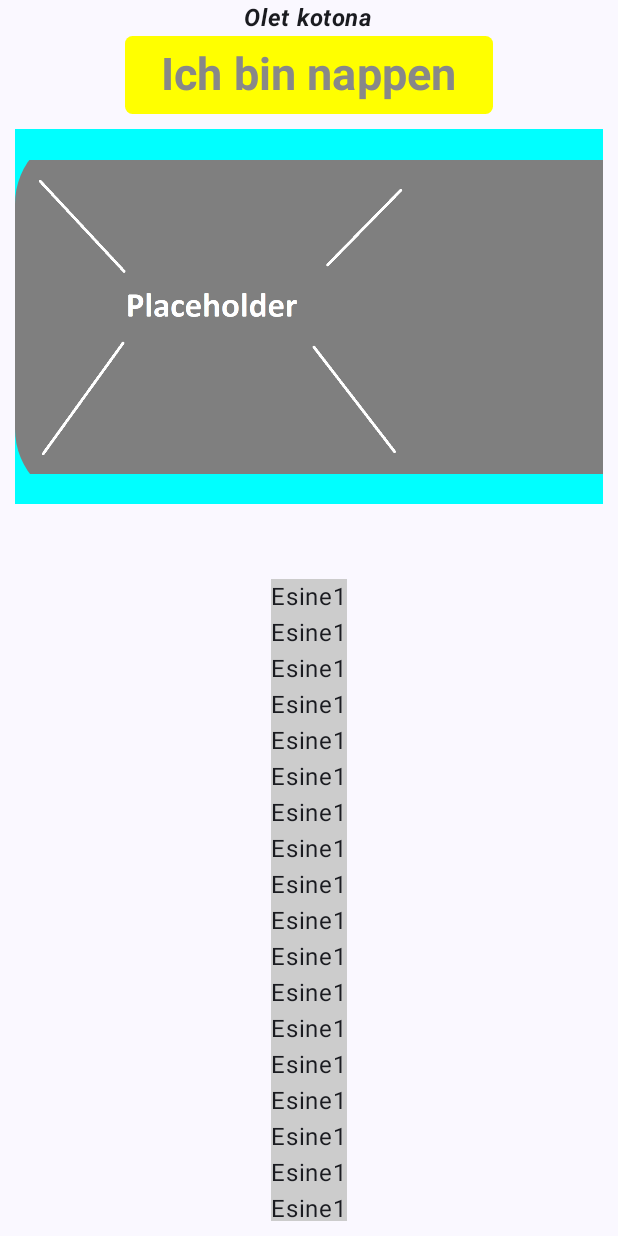
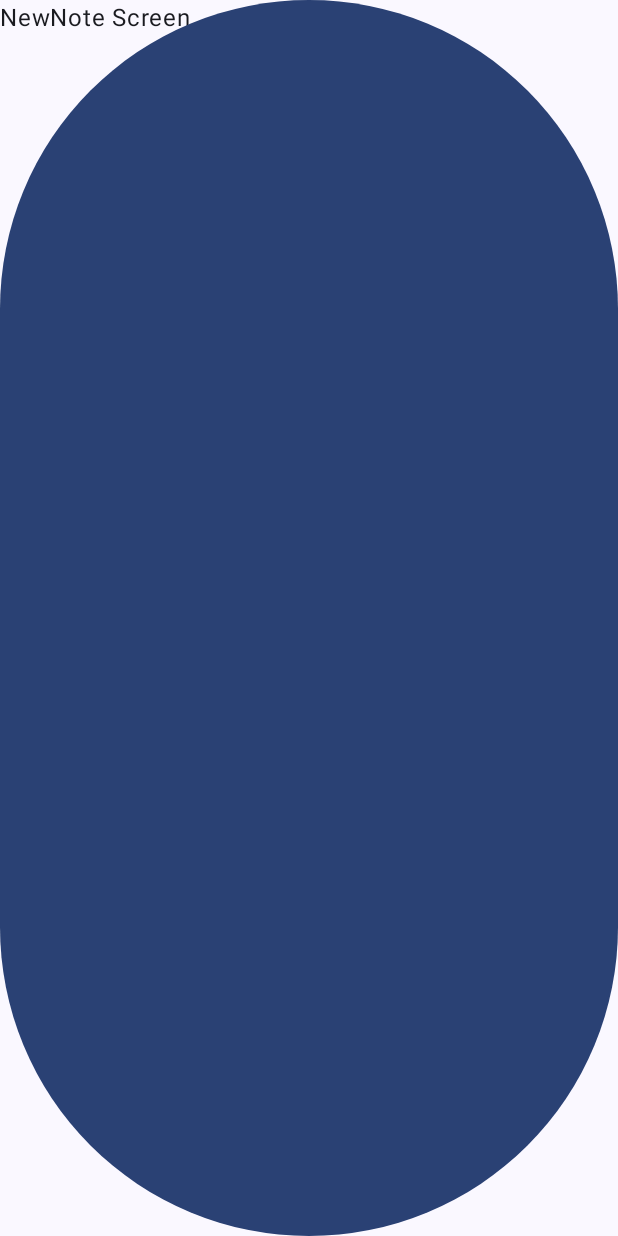
Before and after one commit to akseliahonpera/mobcomp25, an Android app built with Jetpack Compose: the screen it shows after launch (MainActivity), on a phone screen of 412 x 824 dp. Run offline under Robolectric (Android 15) with nearby library versions, the phone set to English and light mode, and no system bars.

Commit message:
hw2 puolivali

```diff
--- a/mobcomp25/app/src/main/java/com/example/mobcomp25/MainActivity.kt
+++ b/mobcomp25/app/src/main/java/com/example/mobcomp25/MainActivity.kt
@@ -11,6 +11,7 @@ import androidx.compose.runtime.Composable
 import androidx.compose.ui.Modifier
 import androidx.compose.ui.tooling.preview.Preview
 import com.example.mobcomp25.ui.screens.Home
+import com.example.mobcomp25.ui.screens.Navigation
 import com.example.mobcomp25.ui.theme.Mobcomp25Theme
 /*
 Requirements
@@ -31,7 +32,7 @@ class MainActivity : ComponentActivity() {
                     modifier = Modifier.fillMaxSize(),
                     color = MaterialTheme.colorScheme.background
                 ) {
-                    Home()
+                    Navigation()
                 }
             }
         }
--- a/mobcomp25/app/src/main/java/com/example/mobcomp25/ui/screens/Home.kt
+++ b/mobcomp25/app/src/main/java/com/example/mobcomp25/ui/screens/Home.kt
@@ -38,12 +38,13 @@ import androidx.compose.ui.text.font.FontWeight
 import androidx.compose.ui.text.input.TextFieldValue
 import androidx.compose.ui.unit.dp
 import androidx.compose.ui.unit.sp
+import androidx.navigation.NavController
 import com.example.mobcomp25.R
 import java.time.format.TextStyle
 
 
 @Composable
-fun Home(){
+fun Home(navController:NavController){
     Modifier.padding(30.dp)
     val payloadtext = remember {
         mutableStateOf(TextFieldValue())
--- /dev/null
+++ b/mobcomp25/app/src/main/java/com/example/mobcomp25/ui/screens/Navigation.kt
@@ -0,0 +1,21 @@
+package com.example.mobcomp25.ui.screens
+
+import androidx.compose.runtime.Composable
+import androidx.navigation.compose.NavHost
+import androidx.navigation.compose.composable
+import androidx.navigation.compose.rememberNavController
+
+
+@Composable
+fun  Navigation() {
+    val navController = rememberNavController()
+
+    NavHost(navController = navController, startDestination = "newNote"){
+        composable("home") {
+            Home(navController)
+        }
+        composable("newNote") {
+            NewNote(navController)
+        }
+    }
+}
--- /dev/null
+++ b/mobcomp25/app/src/main/java/com/example/mobcomp25/ui/screens/NewNote.kt
@@ -0,0 +1,17 @@
+package com.example.mobcomp25.ui.screens
+
+import androidx.compose.material3.Button
+import androidx.compose.material3.Text
+import androidx.compose.runtime.Composable
+import androidx.navigation.NavController
+
+@Composable
+fun  NewNote(navController:NavController){
+
+    Text(text = "NewNote Screen")
+
+
+    Button(onClick = { navController.navigate("home") }) {
+
+    }
+}
--- a/mobcomp25/build.gradle.kts
+++ b/mobcomp25/build.gradle.kts
@@ -2,4 +2,6 @@
 plugins {
     id("com.android.application") version "8.2.1" apply false
     id("org.jetbrains.kotlin.android") version "1.9.0" apply false
+    // Kotlin serialization plugin for type safe routes and navigation arguments
+    kotlin("plugin.serialization") version "1.9.0"
 }
```
Also changed, not shown: mobcomp25/app/build.gradle.kts (+20 -1 lines).
